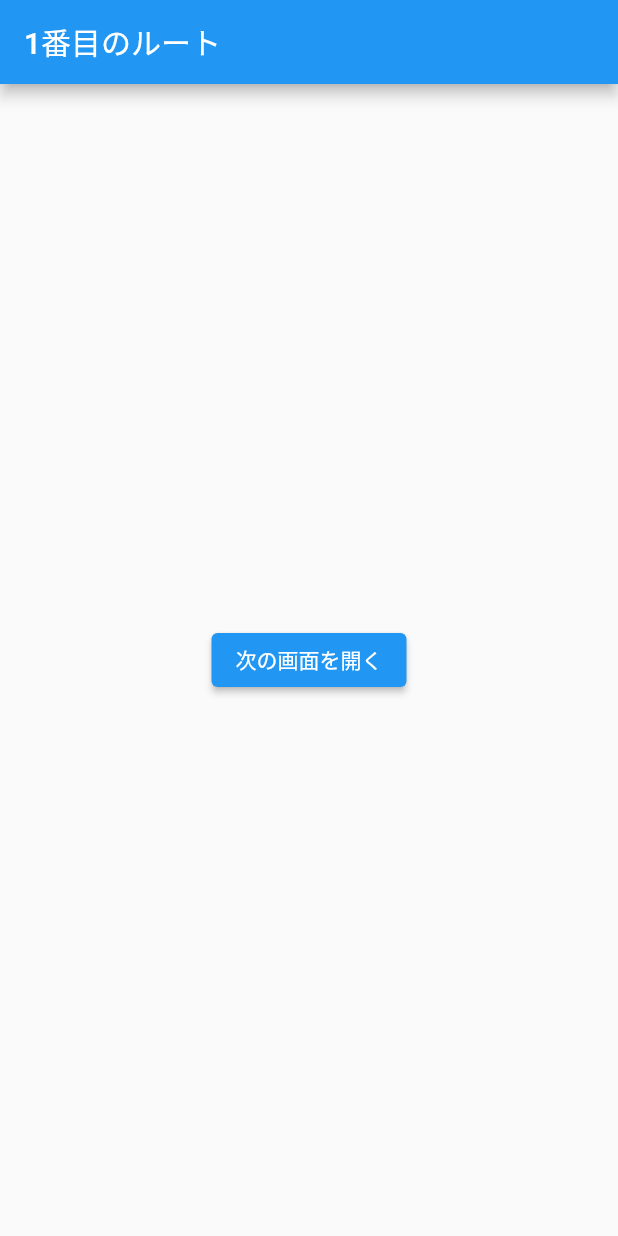
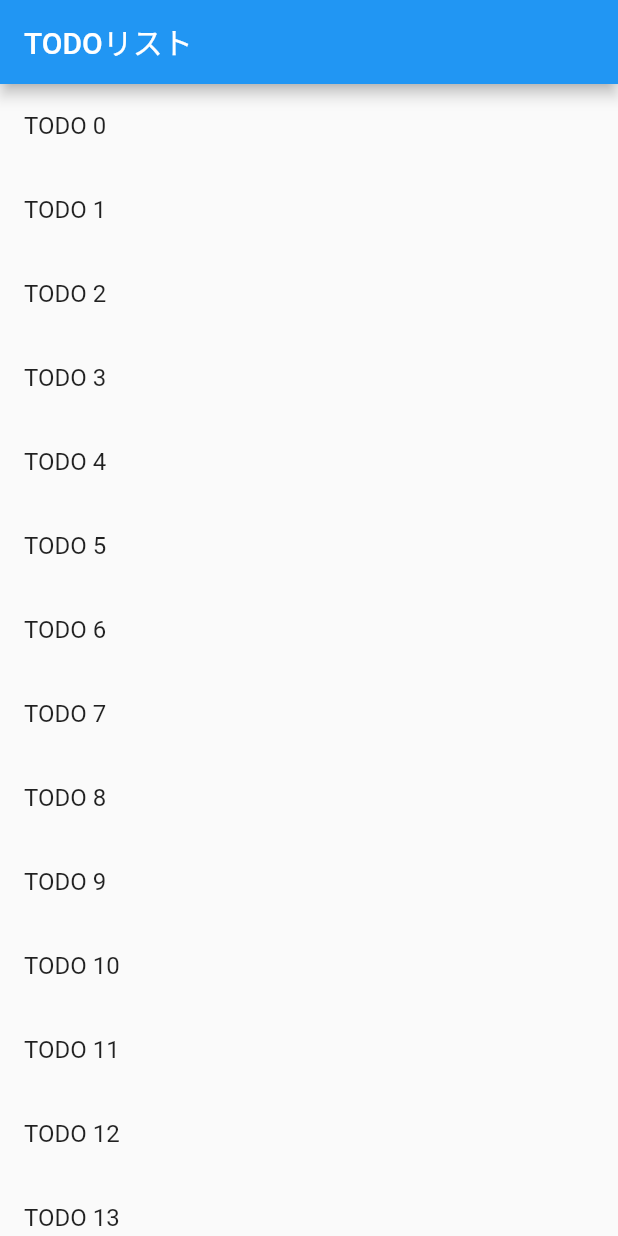
Before and after one commit to yudedako/flutter_note, a Flutter app: the screen it shows after launch, on a phone screen of 412 x 824 dp. Run offline on Flutter 3.47's test engine with Material 2 defaults, Android fonts, the phone set to English and light mode, and no system bars.

Commit message:
データを送る画面遷移の実装

```diff
--- a/lib/main.dart
+++ b/lib/main.dart
@@ -1,44 +1,71 @@
 import 'package:flutter/material.dart';
+
+class Todo {
+  final String title;
+  final String description;
+
+  Todo({required this.title, required this.description})
+      : assert(title != null),
+        assert(description != null);
+}
 
 void main() => runApp(MaterialApp(
       title: 'Navigation',
-      initialRoute: '/',
-      routes: {
-        '/': (context) => FirstScreen(),
-        '/second': (context) => SecondScreen(),
-      },
+      home: TodoScreen(
+        todos: List<Todo>.generate(
+            20,
+            (i) => Todo(
+                  title: 'TODO $i',
+                  description: 'TODO $i の詳細',
+                )),
+      ),
     ));
 
-class FirstScreen extends StatelessWidget {
+class TodoScreen extends StatelessWidget {
+  final List<Todo> _todos;
+
+  TodoScreen({Key? key, required List<Todo> todos})
+      : assert(todos != null),
+        this._todos = todos,
+        super(key: key);
+
   @override
   Widget build(BuildContext context) => Scaffold(
         appBar: AppBar(
-          title: Text('1番目のルート'),
+          title: Text('TODOリスト'),
         ),
-        body: Center(
-          child: ElevatedButton(
-            child: Text('次の画面を開く'),
-            onPressed: () {
-              Navigator.pushNamed(context, '/second');
-            },
-          ),
+        body: ListView.builder(
+          itemCount: _todos.length,
+          itemBuilder: (context, index) => ListTile(
+              title: Text(_todos[index].title),
+              onTap: () {
+                Navigator.push(
+                  context,
+                  MaterialPageRoute(
+                    builder: (context) => DetailScreen(todo: _todos[index]),
+                  ),
+                );
+              }),
         ),
       );
 }
 
-class SecondScreen extends StatelessWidget {
+class DetailScreen extends StatelessWidget {
+  final Todo _todo;
+
+  DetailScreen({Key? key, required Todo todo})
+      : assert(todo != null),
+        this._todo = todo,
+        super(key: key);
+
   @override
   Widget build(BuildContext context) => Scaffold(
         appBar: AppBar(
-          title: Text('2番目のルート'),
+          title: Text(_todo.title),
         ),
-        body: Center(
-          child: ElevatedButton(
-            child: Text('戻る'),
-            onPressed: () {
-              Navigator.pop(context);
-            },
-          ),
+        body: Padding(
+          padding: EdgeInsets.all(16.0),
+          child: Text(_todo.description),
         ),
       );
 }
```
